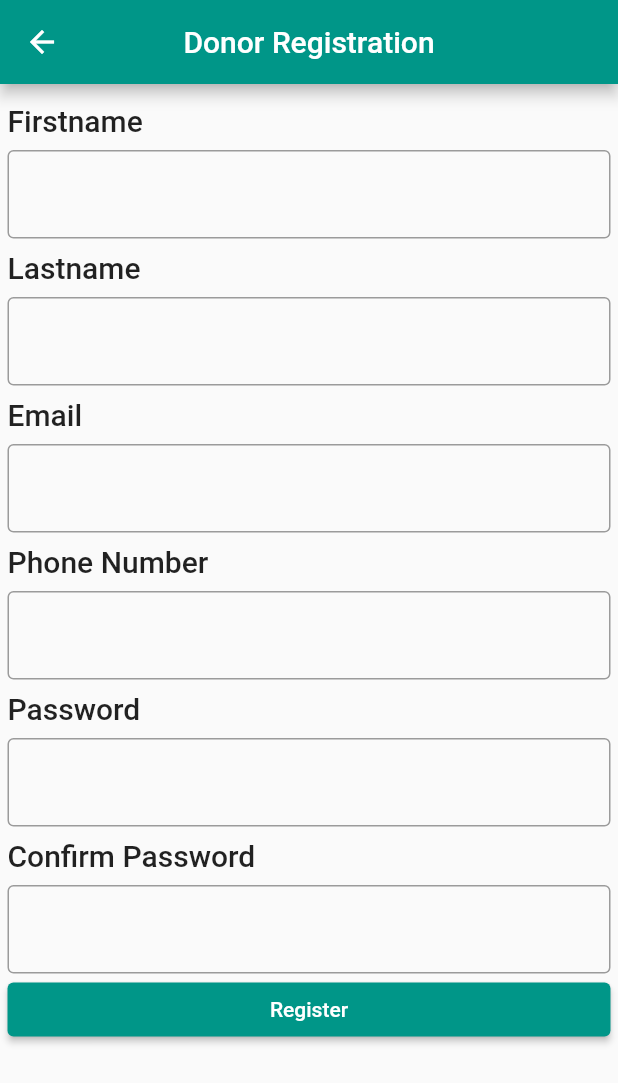
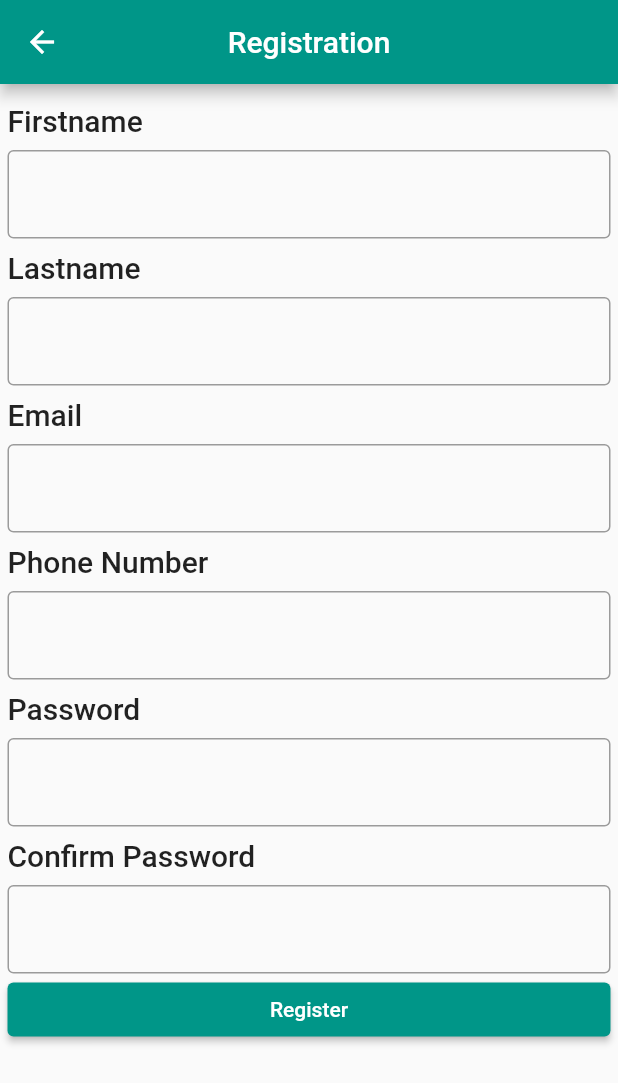
Before and after one commit to geek911/food_donation_application, a Flutter app: the RegisterPage screen opened directly, on a phone screen of 412 x 824 dp. Shown: the top 1083 px of the screen. Run offline on Flutter 3.47's test engine with Material 2 defaults, Android fonts, the phone set to English and light mode, and no system bars.

Commit message:
changed title

```diff
--- a/lib/pages/register_page.dart
+++ b/lib/pages/register_page.dart
@@ -7,7 +7,7 @@ class RegisterPage extends StatelessWidget {
   Widget build(BuildContext context) {
     return Scaffold(
       appBar: AppBar(
-        title: const Text("Donor Registration"),
+        title: const Text("Registration"),
         centerTitle: true,
       ),
       body: Container(
```
